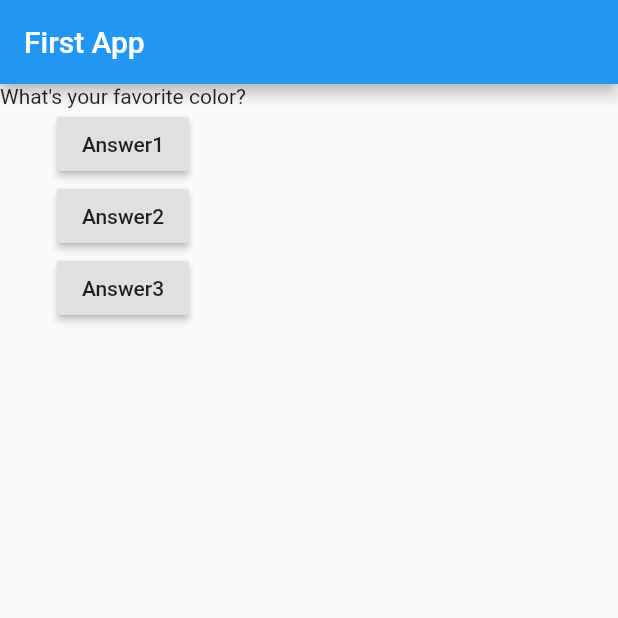
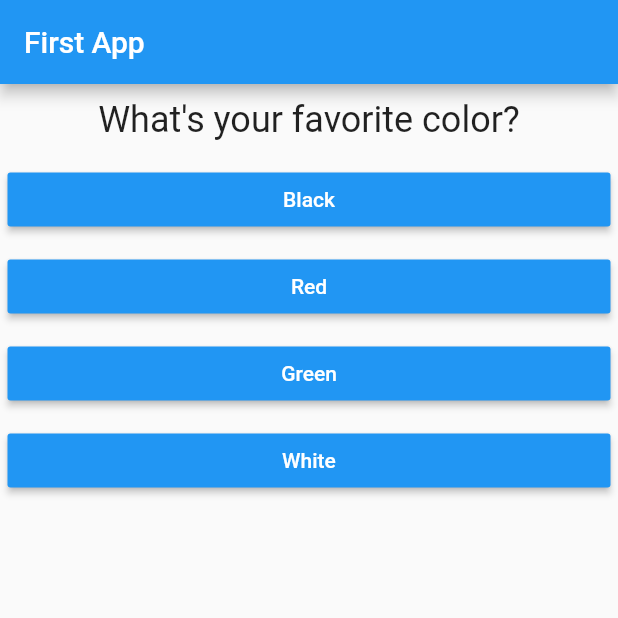
Before and after one commit to 17app001/flutter_practice, a Flutter app: the screen it shows after launch, on a phone screen of 412 x 824 dp, the top half of it. Run offline on Flutter 3.47's test engine with Material 2 defaults, Android fonts, the light colour scheme and no system bars.

Commit message:
增加map資料結構及動態增加元件

```diff
--- /dev/null
+++ b/lib/answer.dart
@@ -0,0 +1,24 @@
+//ignore_for_file: deprecated_member_use, avoid_print
+
+import 'package:flutter/material.dart';
+
+class Answer extends StatelessWidget {
+  // callback
+  final VoidCallback selectHanlder;
+  final String answer;
+
+  const Answer(this.selectHanlder, this.answer);
+
+  @override
+  Widget build(BuildContext context) {
+    return Container(
+      width: double.infinity,
+      margin: EdgeInsets.all(5),
+      child: RaisedButton(
+          color: Colors.blue,
+          textColor: Colors.white,
+          child: Text(answer),
+          onPressed: selectHanlder),
+    );
+  }
+}
--- a/lib/main.dart
+++ b/lib/main.dart
@@ -1,6 +1,7 @@
 // ignore_for_file: deprecated_member_use, avoid_print
-
 import 'package:flutter/material.dart';
+import './question.dart';
+import './answer.dart';
 
 void main() => runApp(MyApp());
 
@@ -14,17 +15,28 @@
 // 轉換成私有類
 class _MyAppState extends State<MyApp> {
   final questions = [
-    'What\'s your favorite color?',
-    'What\'s your favorite animal?',
+    {
+      'question': 'What\'s your favorite color?',
+      'answers': ['Black', 'Red', 'Green', 'White']
+    },
+    {
+      'question': 'What\'s your favorite animal?',
+      'answers': ['Rabbit', 'Dog', 'Cat', 'Bird']
+    },
+    {
+      'question': 'What\'s your favorite habit?',
+      'answers': ['Reading', 'Walking', 'Coding', 'Playing']
+    },
   ];
 
-  int questionIndex = 0;
+  // 增加底線私有屬性
+  int _questionIndex = 0;
 
-  // 函示宣告
-  void answerQuestion() {
+  // 函示宣告(私有函式)
+  void _answerQuestion() {
     setState(() {
-      if (++questionIndex >= questions.length) {
-        questionIndex = 0;
+      if (++_questionIndex >= questions.length) {
+        _questionIndex = 0;
       }
     });
   }
@@ -34,15 +46,12 @@
     var appBar = AppBar(title: Text('First App'));
     var appBody = Column(
       children: [
-        Text(questions.elementAt(questionIndex)),
-        // 匿名函示用法
-        RaisedButton(child: Text('Answer1'), onPressed: () => print('answer1')),
-        RaisedButton(
-            child: Text('Answer2'),
-            onPressed: () {
-              print('answer2');
-            }),
-        RaisedButton(child: Text('Answer3'), onPressed: answerQuestion),
+        // 使用as確認類型
+        Question(questions[_questionIndex]['question'] as String),
+        // 使用callback
+        ...(questions[_questionIndex]['answers'] as List<String>).map((answer) {
+          return Answer(_answerQuestion, answer);
+        }).toList(),
       ],
     );
 
--- /dev/null
+++ b/lib/question.dart
@@ -0,0 +1,20 @@
+import 'package:flutter/material.dart';
+
+class Question extends StatelessWidget {
+  final String question;
+
+  // 建構式
+  const Question(this.question);
+
+  @override
+  Widget build(BuildContext context) {
+    return Container(
+        width: double.infinity,
+        margin: EdgeInsets.all(10),
+        child: Text(
+          question,
+          style: TextStyle(fontSize: 24),
+          textAlign: TextAlign.center,
+        ));
+  }
+}
```
Also changed, not shown: 1 other file.
